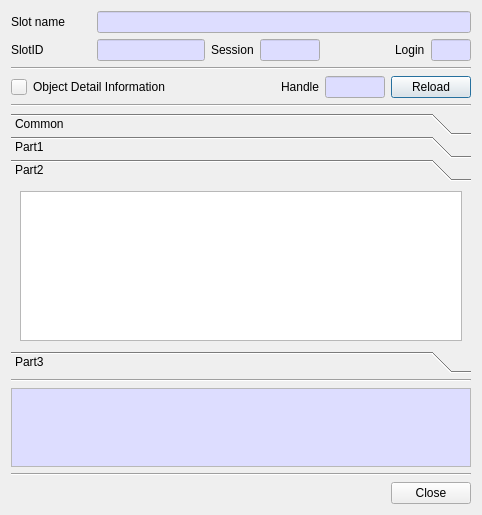
Old version of the form CryptokiMan/object_view_dlg.ui in the repository jykim74/CryptokiMan.
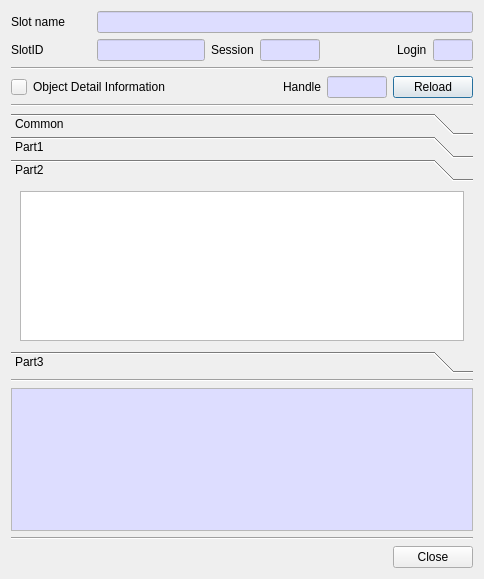
New version of the form. The open tabs and pages were chosen to show the change. Icons and pictures are not drawn.

Commit message: UI 개선

Patch:
```diff
--- a/CryptokiMan/object_view_dlg.ui
+++ b/CryptokiMan/object_view_dlg.ui
@@ -6,8 +6,8 @@
    <rect>
     <x>0</x>
     <y>0</y>
-    <width>478</width>
-    <height>515</height>
+    <width>484</width>
+    <height>579</height>
    </rect>
   </property>
   <property name="windowTitle">
```
Left out of the diff: 10 changed lines with no effect on the pictures. The commit also changes 1 other file.
